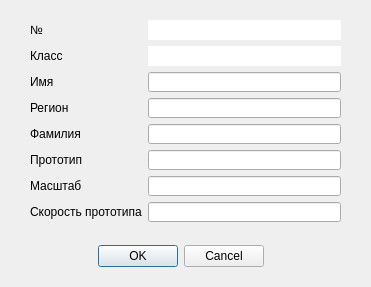
First picture: the form in Info.ui, repository MasterFly150rus/f4c, before the edit.
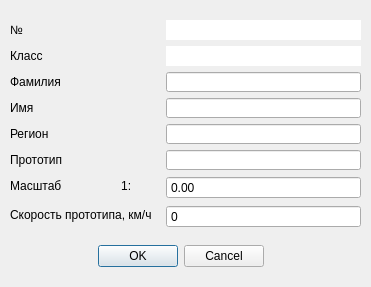
Second picture: the form after the edit. Icons and pictures are not drawn.

```diff
--- a/Info.ui
+++ b/Info.ui
@@ -57,32 +57,13 @@
   <widget class="QWidget" name="formLayoutWidget">
    <property name="geometry">
     <rect>
-     <x>30</x>
+     <x>10</x>
      <y>20</y>
-     <width>311</width>
-     <height>210</height>
+     <width>351</width>
+     <height>219</height>
     </rect>
    </property>
    <layout class="QFormLayout" name="formLayout">
-    <item row="2" column="0">
-     <widget class="QLabel" name="label_2">
-      <property name="minimumSize">
-       <size>
-        <width>0</width>
-        <height>20</height>
-       </size>
-      </property>
-      <property name="maximumSize">
-       <size>
-        <width>16777215</width>
-        <height>20</height>
-       </size>
-      </property>
-      <property name="text">
-       <string>Имя</string>
-      </property>
-     </widget>
-    </item>
     <item row="0" column="0">
      <widget class="QLabel" name="label_3">
       <property name="minimumSize">
@@ -141,34 +122,18 @@
      <widget class="QLabel" name="label_5">
       <property name="minimumSize">
        <size>
-        <width>0</width>
+        <width>150</width>
         <height>20</height>
        </size>
       </property>
       <property name="maximumSize">
        <size>
-        <width>16777215</width>
+        <width>150</width>
         <height>20</height>
        </size>
       </property>
       <property name="text">
-       <string>Масштаб</string>
-      </property>
-     </widget>
-    </item>
-    <item row="6" column="1">
-     <widget class="QLineEdit" name="lineEdit_scale">
-      <property name="minimumSize">
-       <size>
-        <width>0</width>
-        <height>20</height>
-       </size>
-      </property>
-      <property name="maximumSize">
-       <size>
-        <width>16777215</width>
-        <height>20</height>
-       </size>
+       <string>Масштаб                  1:</string>
       </property>
      </widget>
     </item>
@@ -187,42 +152,7 @@
        </size>
       </property>
       <property name="text">
-       <string>Скорость прототипа</string>
-      </property>
-     </widget>
-    </item>
-    <item row="7" column="1">
-     <widget class="QLineEdit" name="lineEdit_speed">
-      <property name="minimumSize">
-       <size>
-        <width>0</width>
-        <height>20</height>
-       </size>
-      </property>
-      <property name="maximumSize">
-       <size>
-        <width>16777215</width>
-        <height>20</height>
-       </size>
-      </property>
-     </widget>
-    </item>
-    <item row="3" column="0">
-     <widget class="QLabel" name="label_7">
-      <property name="minimumSize">
-       <size>
-        <width>0</width>
-        <height>20</height>
-       </size>
-      </property>
-      <property name="maximumSize">
-       <size>
-        <width>16777215</width>
-        <height>20</height>
-       </size>
-      </property>
-      <property name="text">
-       <string>Регион</string>
+       <string>Скорость прототипа, км/ч</string>
       </property>
      </widget>
     </item>
@@ -236,73 +166,6 @@
       </property>
      </widget>
     </item>
-    <item row="4" column="1">
-     <widget class="QLineEdit" name="lineEdit_surname">
-      <property name="minimumSize">
-       <size>
-        <width>0</width>
-        <height>20</height>
-       </size>
-      </property>
-      <property name="maximumSize">
-       <size>
-        <width>16777215</width>
-        <height>20</height>
-       </size>
-      </property>
-     </widget>
-    </item>
-    <item row="3" column="1">
-     <widget class="QLineEdit" name="lineEdit_region">
-      <property name="minimumSize">
-       <size>
-        <width>0</width>
-        <height>20</height>
-       </size>
-      </property>
-      <property name="maximumSize">
-       <size>
-        <width>16777215</width>
-        <height>20</height>
-       </size>
-      </property>
-     </widget>
-    </item>
-    <item row="2" column="1">
-     <widget class="QLineEdit" name="lineEdit_name">
-      <property name="minimumSize">
-       <size>
-        <width>0</width>
-        <height>20</height>
-       </size>
-      </property>
-      <property name="maximumSize">
-       <size>
-        <width>16777215</width>
-        <height>20</height>
-       </size>
-      </property>
-     </widget>
-    </item>
-    <item row="4" column="0">
-     <widget class="QLabel" name="label">
-      <property name="minimumSize">
-       <size>
-        <width>0</width>
-        <height>20</height>
-       </size>
-      </property>
-      <property name="maximumSize">
-       <size>
-        <width>16777215</width>
-        <height>20</height>
-       </size>
-      </property>
-      <property name="text">
-       <string>Фамилия</string>
-      </property>
-     </widget>
-    </item>
     <item row="1" column="0">
      <widget class="QLabel" name="label_8">
       <property name="minimumSize">
@@ -332,6 +195,149 @@
       </property>
      </widget>
     </item>
+    <item row="6" column="1">
+     <widget class="QDoubleSpinBox" name="scale_box">
+      <property name="locale">
+       <locale language="English" country="UnitedStates"/>
+      </property>
+      <property name="buttonSymbols">
+       <enum>QAbstractSpinBox::NoButtons</enum>
+      </property>
+      <property name="correctionMode">
+       <enum>QAbstractSpinBox::CorrectToNearestValue</enum>
+      </property>
+      <property name="decimals">
+       <number>2</number>
+      </property>
+      <property name="minimum">
+       <double>0.000000000000000</double>
+      </property>
+      <property name="maximum">
+       <double>10000.000000000000000</double>
+      </property>
+      <property name="value">
+       <double>0.000000000000000</double>
+      </property>
+     </widget>
+    </item>
+    <item row="7" column="1">
+     <widget class="QSpinBox" name="speed_box">
+      <property name="locale">
+       <locale language="English" country="UnitedStates"/>
+      </property>
+      <property name="buttonSymbols">
+       <enum>QAbstractSpinBox::NoButtons</enum>
+      </property>
+      <property name="correctionMode">
+       <enum>QAbstractSpinBox::CorrectToNearestValue</enum>
+      </property>
+     </widget>
+    </item>
+    <item row="4" column="0">
+     <widget class="QLabel" name="label_7">
+      <property name="minimumSize">
+       <size>
+        <width>0</width>
+        <height>20</height>
+       </size>
+      </property>
+      <property name="maximumSize">
+       <size>
+        <width>16777215</width>
+        <height>20</height>
+       </size>
+      </property>
+      <property name="text">
+       <string>Регион</string>
+      </property>
+     </widget>
+    </item>
+    <item row="3" column="0">
+     <widget class="QLabel" name="label_2">
+      <property name="minimumSize">
+       <size>
+        <width>0</width>
+        <height>20</height>
+       </size>
+      </property>
+      <property name="maximumSize">
+       <size>
+        <width>16777215</width>
+        <height>20</height>
+       </size>
+      </property>
+      <property name="text">
+       <string>Имя</string>
+      </property>
+     </widget>
+    </item>
+    <item row="2" column="0">
+     <widget class="QLabel" name="label">
+      <property name="minimumSize">
+       <size>
+        <width>0</width>
+        <height>20</height>
+       </size>
+      </property>
+      <property name="maximumSize">
+       <size>
+        <width>16777215</width>
+        <height>20</height>
+       </size>
+      </property>
+      <property name="text">
+       <string>Фамилия</string>
+      </property>
+     </widget>
+    </item>
+    <item row="4" column="1">
+     <widget class="QLineEdit" name="lineEdit_region">
+      <property name="minimumSize">
+       <size>
+        <width>0</width>
+        <height>20</height>
+       </size>
+      </property>
+      <property name="maximumSize">
+       <size>
+        <width>16777215</width>
+        <height>20</height>
+       </size>
+      </property>
+     </widget>
+    </item>
+    <item row="3" column="1">
+     <widget class="QLineEdit" name="lineEdit_name">
+      <property name="minimumSize">
+       <size>
+        <width>0</width>
+        <height>20</height>
+       </size>
+      </property>
+      <property name="maximumSize">
+       <size>
+        <width>16777215</width>
+        <height>20</height>
+       </size>
+      </property>
+     </widget>
+    </item>
+    <item row="2" column="1">
+     <widget class="QLineEdit" name="lineEdit_surname">
+      <property name="minimumSize">
+       <size>
+        <width>0</width>
+        <height>20</height>
+       </size>
+      </property>
+      <property name="maximumSize">
+       <size>
+        <width>16777215</width>
+        <height>20</height>
+       </size>
+      </property>
+     </widget>
+    </item>
    </layout>
   </widget>
  </widget>
```
